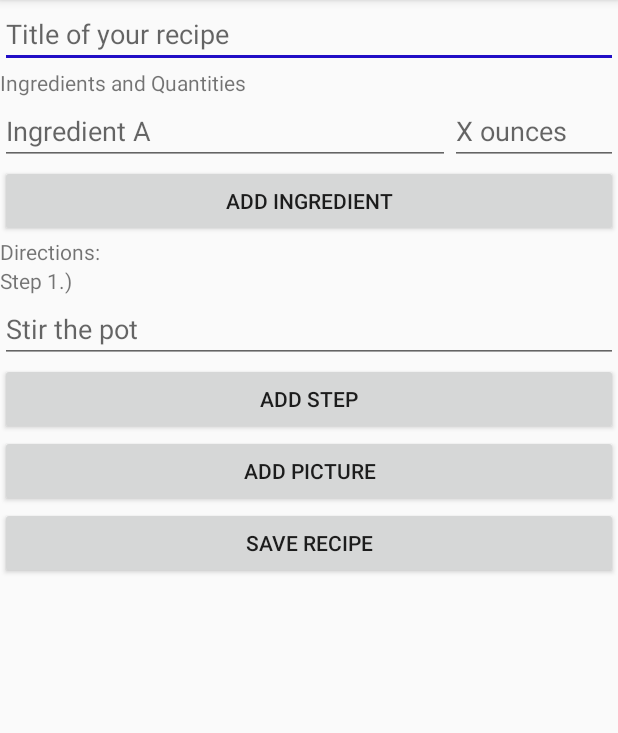
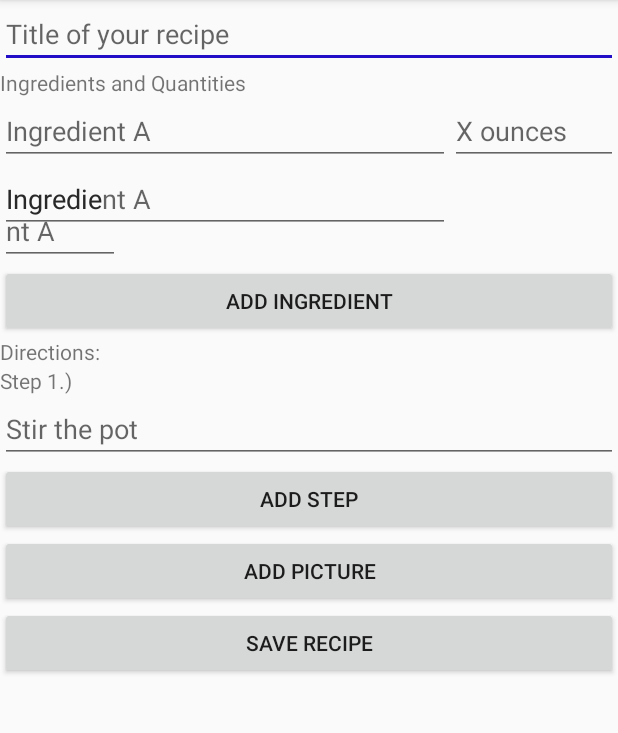
Before and after one commit to hhprogram/FoodOnMyMind, an Android app: the AddRecipeActivity screen opened directly, with no data from a screen before it, after a tap on "ADD INGREDIENT", on a phone screen of 412 x 824 dp, the part 84-817 px from its top. Run offline under Robolectric (Android 15) with nearby library versions, the phone set to English and light mode, and no system bars.

Commit message:
Fixed the add recipe layout to be able to scroll. Have prelim add ingredient button working

```diff
--- a/app/src/main/java/com/harrison/foodonmymind/AddRecipeActivity.java
+++ b/app/src/main/java/com/harrison/foodonmymind/AddRecipeActivity.java
@@ -5,6 +5,9 @@ import android.net.Uri;
 import android.os.Bundle;
 import android.support.v7.app.AppCompatActivity;
 import android.view.View;
+import android.widget.EditText;
+import android.widget.LinearLayout;
+import android.widget.RelativeLayout;
 
 import java.util.ArrayList;
 
@@ -18,13 +21,20 @@ public class AddRecipeActivity extends AppCompatActivity {
 //    the code used so that when this activity gets a result back from an activity it launched with
 //    an intent - it can ensure that it is the correct request data
     private static final int SELECT_PICTURE = 1;
+//    used to hold all the photo paths that we want associated with this recipe
     private ArrayList<String> photoPaths;
+//    will be used to refer to when we want to add another ingredient
+    LinearLayout ingre_layout;
+//    will be used to refer to when we want to add another step
+    LinearLayout dir_layout;
 
     @Override
     protected void onCreate(Bundle savedInstanceState) {
         super.onCreate(savedInstanceState);
         setContentView(R.layout.add_recipe);
         photoPaths = new ArrayList<>();
+        ingre_layout = (LinearLayout) findViewById(R.id.ingredient_list);
+        dir_layout = (LinearLayout) findViewById(R.id.directions);
     }
 
 //    called once the Activity started by startActivityForResult() method returns data
@@ -33,7 +43,6 @@ public class AddRecipeActivity extends AppCompatActivity {
 //    the path to the actual image into the database so we can refer to it when loading up this
 //    recipe later
     public void onActivityResult(int requestCode, int resultCode, Intent data) {
-
         if (resultCode == RESULT_OK) {
             if (requestCode == SELECT_PICTURE) {
                 Uri imageUri = data.getData();
@@ -44,11 +53,41 @@ public class AddRecipeActivity extends AppCompatActivity {
     }
 
     /**
-     * method called when the add ingredient button is clicked in the add recipe layout
+     * method called when the add ingredient button is clicked in the add recipe layout.
+     * First we create a new view RelativeLayout. And then we get this new view's layout parameters
+     * instance object. Then we set the width and height to constants that match what we have
+     * in the initial add_recipe layout
      * @param view
      */
     public void addIngredient(View view) {
-
+        RelativeLayout ingre_line = new RelativeLayout(this);
+        RelativeLayout.LayoutParams relParams = new RelativeLayout
+                .LayoutParams((int) getResources().getDimension(R.dimen.ingredient)
+                , RelativeLayout.LayoutParams.WRAP_CONTENT);
+        EditText new_ingre = new EditText(this);
+        RelativeLayout.LayoutParams ingreParams = new RelativeLayout
+                .LayoutParams((int) getResources().getDimension(R.dimen.quantity)
+                , RelativeLayout.LayoutParams.WRAP_CONTENT);
+        new_ingre.setHint(getString(R.string.ingre_hint));
+        new_ingre.setLayoutParams(ingreParams);
+        EditText new_quant = new EditText(this);
+        RelativeLayout.LayoutParams quantParams = new RelativeLayout
+                .LayoutParams((int) getResources().getDimension(R.dimen.ingredient)
+                , RelativeLayout.LayoutParams.WRAP_CONTENT);
+//        addRule is how i programatically align the editText view within this relativeLayout to be
+//        aligned to the right of its parent and to the right of the new_ingre view
+        quantParams.addRule(RelativeLayout.ALIGN_PARENT_RIGHT);
+        quantParams.addRule(RelativeLayout.RIGHT_OF, new_ingre.getId());
+        new_quant.setHint(getString(R.string.ingre_hint));
+        new_quant.setLayoutParams(quantParams);
+//        then adding these views to the parent RelativeLayout view so that android knows these 2
+//        should be children of the relativeLayout
+        ingre_line.addView(new_ingre);
+        ingre_line.addView(new_quant);
+        ingre_line.setLayoutParams(relParams);
+//        then at very end we add this new relative layout to the existing linear layout that holds
+//        the ingredient lists
+        ingre_layout.addView(ingre_line);
     }
 
     /**
--- a/app/src/main/res/layout/activity_main.xml
+++ b/app/src/main/res/layout/activity_main.xml
@@ -71,7 +71,7 @@
         android:layout_width="match_parent"
         android:layout_height="35dp"
         android:text="@string/add_recipe"
-        android:layout_below="@id/gallery_button"
+        android:layout_below="@id/find_button"
         android:onClick="addRecipe"
         android:id="@+id/add_recipe_button"/>
 
--- a/app/src/main/res/layout/add_recipe.xml
+++ b/app/src/main/res/layout/add_recipe.xml
@@ -1,5 +1,8 @@
 <?xml version="1.0" encoding="utf-8"?>
-<LinearLayout xmlns:android="http://schemas.android.com/apk/res/android"
+<ScrollView xmlns:android="http://schemas.android.com/apk/res/android"
+    android:layout_width="match_parent"
+    android:layout_height="match_parent">
+    <LinearLayout
         android:orientation="vertical" android:layout_width="match_parent"
         android:layout_height="match_parent">
 
@@ -11,7 +14,8 @@
         <LinearLayout
             android:layout_width="match_parent"
             android:layout_height="wrap_content"
-        android:orientation="vertical">
+            android:orientation="vertical"
+            android:id="@+id/ingredient_list">
             <TextView
                 android:layout_width="match_parent"
                 android:layout_height="match_parent"
@@ -21,23 +25,23 @@
                 android:layout_height="wrap_content"
                 android:id="@+id/ingredient_quantities">
                 <EditText
-                android:layout_width="300dp"
+                    android:layout_width="@dimen/ingredient"
                     android:layout_height="wrap_content"
                     android:hint="@string/ingre_hint"
                     android:id="@+id/ingredient"/>
                 <EditText
-                android:layout_width="wrap_content"
+                    android:layout_width="@dimen/quantity"
                     android:layout_height="wrap_content"
                     android:layout_toRightOf="@id/ingredient"
                     android:layout_alignParentRight="true"
                     android:hint="@string/quantity_hint"/>
             </RelativeLayout>
+        </LinearLayout>
         <Button
             android:layout_width="match_parent"
-            android:layout_height="match_parent"
+            android:layout_height="wrap_content"
             android:text="@string/add_ingre"
             android:onClick="addIngredient"/>
-    </LinearLayout>
         <TextView
             android:layout_width="match_parent"
             android:layout_height="wrap_content"
@@ -73,3 +77,4 @@
             android:onClick="saveRecipe"/>
 
     </LinearLayout>
+</ScrollView>
--- a/app/src/main/res/values/dimens.xml
+++ b/app/src/main/res/values/dimens.xml
@@ -3,4 +3,6 @@
     <dimen name="activity_horizontal_margin">16dp</dimen>
     <dimen name="activity_vertical_margin">16dp</dimen>
     <dimen name="item_height">100dp</dimen>
+    <dimen name="ingredient">300dp</dimen>
+    <dimen name="quantity">80dp</dimen>
 </resources>
```
Lines whose indentation alone changed are shown as unchanged.
